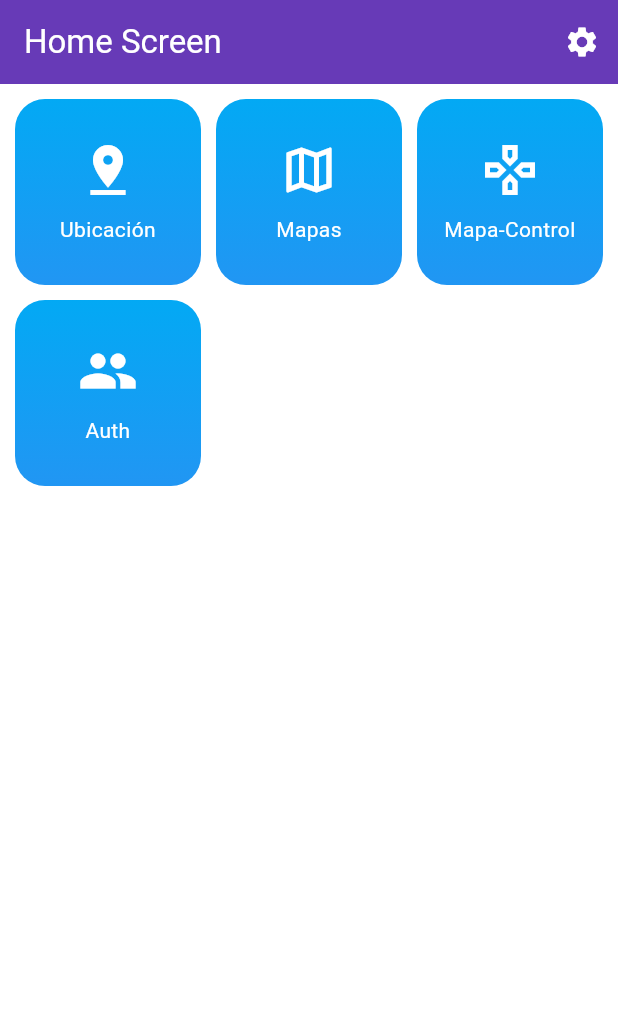
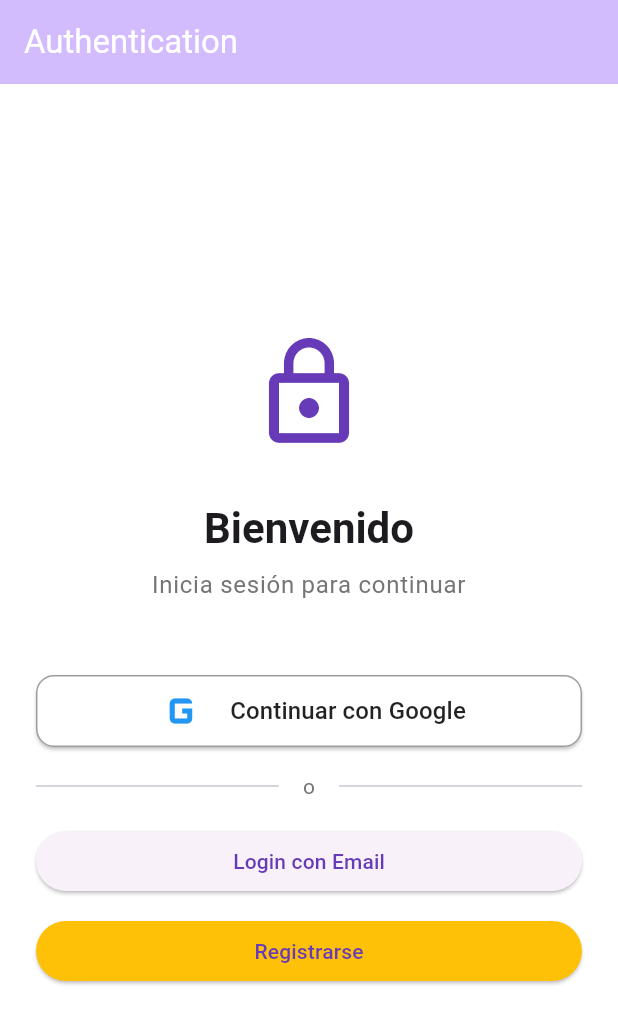
Before and after one commit to mmaurogg/expanda, a Flutter app: the screen it shows after launch, on a phone screen of 412 x 824 dp. Shown: the top 1024 px of the screen. Run offline on Flutter 3.47's test engine with Material 3 defaults, Android fonts, the phone set to English and light mode, and no system bars; our stand-ins replace firebase_auth, firebase_core, flutter_riverpod, geolocator, go_router, google_fonts and 2 more; accounts and stored records are empty.

Commit message:
google button sign in works

```diff
--- a/lib/app/config/routes/app_router.dart
+++ b/lib/app/config/routes/app_router.dart
@@ -1,4 +1,5 @@
 import 'package:expanda/features/auth/auth_page.dart';
+import 'package:expanda/features/auth/login_page.dart';
 import 'package:expanda/features/home/home_page.dart';
 import 'package:expanda/features/map/controlled_map_page.dart';
 import 'package:expanda/features/map/location_page.dart';
@@ -7,9 +8,12 @@ import 'package:expanda/features/permission/permission_page.dart';
 import 'package:go_router/go_router.dart';
 
 final router = GoRouter(
-  initialLocation: '/',
+  initialLocation: '/login',
   routes: [
     GoRoute(path: '/', builder: (context, state) => HomePage()),
+
+    GoRoute(path: '/login', builder: (context, state) => LoginPage()),
+
     GoRoute(
       path: '/permissions',
       builder: (context, state) => PermissionPage(),
--- a/lib/domain/repositories/auth_repository.dart
+++ b/lib/domain/repositories/auth_repository.dart
@@ -3,5 +3,8 @@ import 'package:expanda/domain/entities/user_response.dart';
 abstract class AuthRepository {
   Future<UserResponse> register(String email, String password);
   Future<UserResponse> login(String email, String password);
+  Future<UserResponse> signInWithGoogle();
   Future<void> logout();
+  Future<UserResponse?> getCurrentUser();
+  Stream<UserResponse?> get authStateChanges;
 }
--- /dev/null
+++ b/lib/features/auth/login_page.dart
@@ -0,0 +1,168 @@
+import 'package:expanda/features/auth/auth_form.dart';
+import 'package:expanda/features/auth/widgets/google_sig_in_button.dart';
+import 'package:flutter/material.dart';
+import 'package:flutter_riverpod/flutter_riverpod.dart';
+import 'package:go_router/go_router.dart';
+
+import 'auth_provider.dart';
+
+class LoginPage extends StatelessWidget {
+  const LoginPage({super.key});
+
+  @override
+  Widget build(BuildContext context) {
+    return Scaffold(
+      appBar: AppBar(
+        title: const Text('Authentication'),
+        backgroundColor: Theme.of(context).colorScheme.inversePrimary,
+      ),
+      body: const LoginView(),
+    );
+  }
+}
+
+class LoginView extends ConsumerWidget {
+  const LoginView({super.key});
+
+  @override
+  Widget build(BuildContext context, WidgetRef ref) {
+    final authState = ref.watch(authProvider);
+
+    ref.listen(authProvider, (previous, next) {
+      if (next.isAuthenticated) {
+        context.go('/');
+      }
+    });
+
+    return Padding(
+      padding: const EdgeInsets.all(24.0),
+      child: Column(
+        crossAxisAlignment: CrossAxisAlignment.stretch,
+        mainAxisAlignment: MainAxisAlignment.center,
+        children: [
+          // Logo o título
+          Icon(
+            Icons.lock_outline,
+            size: 80,
+            color: Theme.of(context).colorScheme.primary,
+          ),
+          const SizedBox(height: 32),
+
+          Text(
+            'Bienvenido',
+            textAlign: TextAlign.center,
+            style: Theme.of(
+              context,
+            ).textTheme.headlineMedium?.copyWith(fontWeight: FontWeight.bold),
+          ),
+          const SizedBox(height: 8),
+
+          Text(
+            'Inicia sesión para continuar',
+            textAlign: TextAlign.center,
+            style: Theme.of(
+              context,
+            ).textTheme.bodyLarge?.copyWith(color: Colors.grey[600]),
+          ),
+          const SizedBox(height: 48),
+
+          // Estado de carga
+          if (authState.isLoading) ...[
+            const Center(child: CircularProgressIndicator()),
+            const SizedBox(height: 24),
+          ],
+
+          // Botones de autenticación
+          if (!authState.isAuthenticated && !authState.isLoading) ...[
+            // Botón de Google
+            const GoogleSignInButton(),
+
+            const SizedBox(height: 16),
+
+            // Divider
+            Row(
+              children: [
+                const Expanded(child: Divider()),
+                Padding(
+                  padding: const EdgeInsets.symmetric(horizontal: 16),
+                  child: Text(
+                    'o',
+                    style: Theme.of(
+                      context,
+                    ).textTheme.bodyMedium?.copyWith(color: Colors.grey[600]),
+                  ),
+                ),
+                const Expanded(child: Divider()),
+              ],
+            ),
+
+            const SizedBox(height: 16),
+
+            // Botones de email/password
+            ElevatedButton(
+              onPressed: () {
+                //context.push('/');
+                Navigator.of(context).push(
+                  MaterialPageRoute(
+                    builder:
+                        (context) =>
+                            Scaffold(appBar: AppBar(), body: const AuthForm()),
+                  ),
+                );
+              },
+              child: const Text('Login con Email'),
+            ),
+
+            const SizedBox(height: 12),
+
+            ElevatedButton(
+              onPressed: () {
+                ref
+                    .read(authProvider.notifier)
+                    .register('test@example.com', 'password123');
+              },
+              style: ElevatedButton.styleFrom(
+                backgroundColor: Theme.of(context).colorScheme.secondary,
+              ),
+              child: const Text('Registrarse'),
+            ),
+          ],
+
+          // Mensaje de error
+          if (authState.error != null) ...[
+            const SizedBox(height: 24),
+            Container(
+              padding: const EdgeInsets.all(16),
+              decoration: BoxDecoration(
+                color: Theme.of(context).colorScheme.error.withOpacity(0.1),
+                borderRadius: BorderRadius.circular(8),
+                border: Border.all(
+                  color: Theme.of(context).colorScheme.error.withOpacity(0.3),
+                ),
+              ),
+              child: Row(
+                children: [
+                  Icon(
+                    Icons.error_outline,
+                    color: Theme.of(context).colorScheme.error,
+                    size: 20,
+                  ),
+                  const SizedBox(width: 12),
+                  Expanded(
+                    child: Text(
+                      authState.error!,
+                      style: TextStyle(
+                        color: Theme.of(context).colorScheme.error,
+                        fontSize: 14,
+                      ),
+                    ),
+                  ),
+                ],
+              ),
+            ),
+          ],
+        ],
+      ),
+    );
+  }
+}
--- /dev/null
+++ b/lib/features/auth/widgets/google_sig_in_button.dart
@@ -0,0 +1,67 @@
+import 'package:flutter/material.dart';
+import 'package:flutter_riverpod/flutter_riverpod.dart';
+
+import '../auth_provider.dart';
+
+class GoogleSignInButton extends ConsumerWidget {
+  const GoogleSignInButton({super.key});
+
+  @override
+  Widget build(BuildContext context, WidgetRef ref) {
+    final authState = ref.watch(authProvider);
+
+    return SizedBox(
+      width: 50,
+      height: 48,
+      child: ElevatedButton(
+        onPressed:
+            authState.isLoading
+                ? null
+                : () {
+                  var user = ref.read(authProvider.notifier).signInWithGoogle();
+                },
+        style: ElevatedButton.styleFrom(
+          backgroundColor: Colors.white,
+          foregroundColor: Colors.black87,
+          side: const BorderSide(color: Colors.grey),
+          shape: RoundedRectangleBorder(
+            borderRadius: BorderRadius.circular(12),
+          ),
+        ),
+        child:
+            authState.isLoading
+                ? const SizedBox(
+                  height: 20,
+                  width: 20,
+                  child: CircularProgressIndicator(
+                    strokeWidth: 2,
+                    valueColor: AlwaysStoppedAnimation<Color>(Colors.black54),
+                  ),
+                )
+                : Row(
+                  mainAxisAlignment: MainAxisAlignment.center,
+                  children: [
+                    Icon(
+                      Icons.g_mobiledata_outlined,
+                      color: Colors.blue,
+                      size: 40,
+                    ),
+                    /* Image.asset(
+                      'assets/images/google_logo.png',
+                      height: 24,
+                      width: 24,
+                    ), */
+                    const SizedBox(width: 12),
+                    const Text(
+                      'Continuar con Google',
+                      style: TextStyle(
+                        fontSize: 16,
+                        fontWeight: FontWeight.w500,
+                      ),
+                    ),
+                  ],
+                ),
+      ),
+    );
+  }
+}
--- a/pubspec.yaml
+++ b/pubspec.yaml
@@ -47,8 +47,8 @@ dependencies:
 
   firebase_core: ^3.15.1
   firebase_auth: ^5.6.2
+  google_sign_in: ^6.3.0
   cloud_firestore: ^5.6.11
-  google_sign_in: ^7.1.0
 
   # Utilities
   package_info_plus: ^8.3.0
```
Also changed, not shown: lib/data/datasources/auth_api_source.dart (+111 -1 lines), lib/features/auth/auth_form.dart (added, +179 -0 lines), lib/features/auth/auth_page.dart (+21 -3 lines), lib/features/auth/auth_provider.dart (+146 -1 lines), firebase.json, lib/firebase_options.dart, pubspec.lock, 7 other files.
